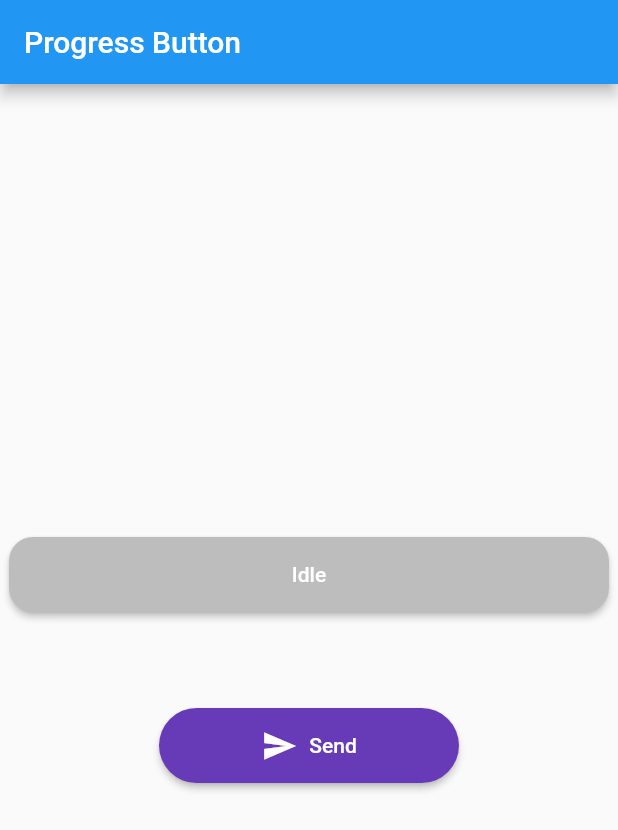
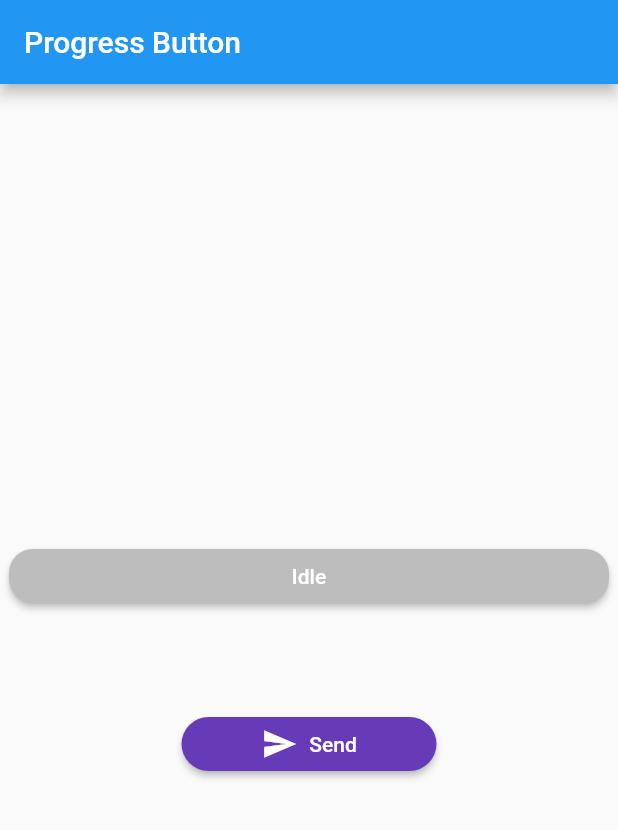
Before and after one commit to slm/progress-state-button, a Flutter app: the screen it shows after launch, on a phone screen of 412 x 824 dp. Shown: the top 830 px of the screen. Run offline on Flutter 3.47's test engine with Material 2 defaults, Android fonts, the phone set to English and light mode, and no system bars.

```diff
--- a/lib/progress_button.dart
+++ b/lib/progress_button.dart
@@ -26,7 +26,7 @@ class ProgressButton extends StatefulWidget {
     this.minWidth = 200.0,
     this.maxWidth = 400.0,
     this.radius = 16.0,
-    this.height = 50.0,
+    this.height = 53.0,
     this.circularProgressIndicator,
     this.progressIndicatorAligment = MainAxisAlignment.spaceBetween,
   }) :
@@ -50,11 +50,12 @@ class ProgressButton extends StatefulWidget {
     Function onPressed,
     ButtonState state = ButtonState.idle,
     Function animationEnd,
-    maxWidth: 200.0,
-    minWidth: 70.0,
-    radius: 32.0,
+    maxWidth: 170.0,
+    minWidth: 58.0,
+    height:53.0,
+    radius: 100.0,
     gap: 4.0,
-    textStyle,
+    TextStyle textStyle,
   }) {
     assert(
         iconedButtons != null && iconedButtons.keys.toSet().containsAll(ButtonState.values.toSet()),
@@ -89,6 +90,7 @@ class ProgressButton extends StatefulWidget {
       maxWidth: maxWidth,
       minWidth: minWidth,
       radius: radius,
+      height: height,
       progressIndicatorAligment: MainAxisAlignment.center
     );
   }
@@ -100,6 +102,7 @@ class _ProgressButtonState extends State<ProgressButton>
   AnimationController colorAnimationController;
   Animation<Color> colorAnimation;
   double width;
+  double height;
   Duration animationDuration = Duration(milliseconds: 500);
   Widget progressIndicator;
 
@@ -108,8 +111,10 @@ class _ProgressButtonState extends State<ProgressButton>
     Color end = widget.stateColors[newState];
     if (newState == ButtonState.loading) {
       width = widget.minWidth;
+      height = widget.height;
     } else {
       width = widget.maxWidth;
+      height = widget.height;
     }
     colorAnimation = ColorTween(begin: begin, end: end).animate(CurvedAnimation(
       parent: colorAnimationController,
@@ -180,9 +185,10 @@ class _ProgressButtonState extends State<ProgressButton>
       builder: (context, child) {
         return AnimatedContainer(
             width: width,
-            height: widget.height,
+            height: height,
             duration: animationDuration,
             child: RaisedButton(
+              padding: EdgeInsets.all(0.0),
               shape: RoundedRectangleBorder(
                   borderRadius: BorderRadius.circular(widget.radius),
                   side: BorderSide(color: Colors.transparent, width: 0)),
```
Also changed, not shown: medias/failed.gif (added), medias/success.gif (added), 1 other file.
